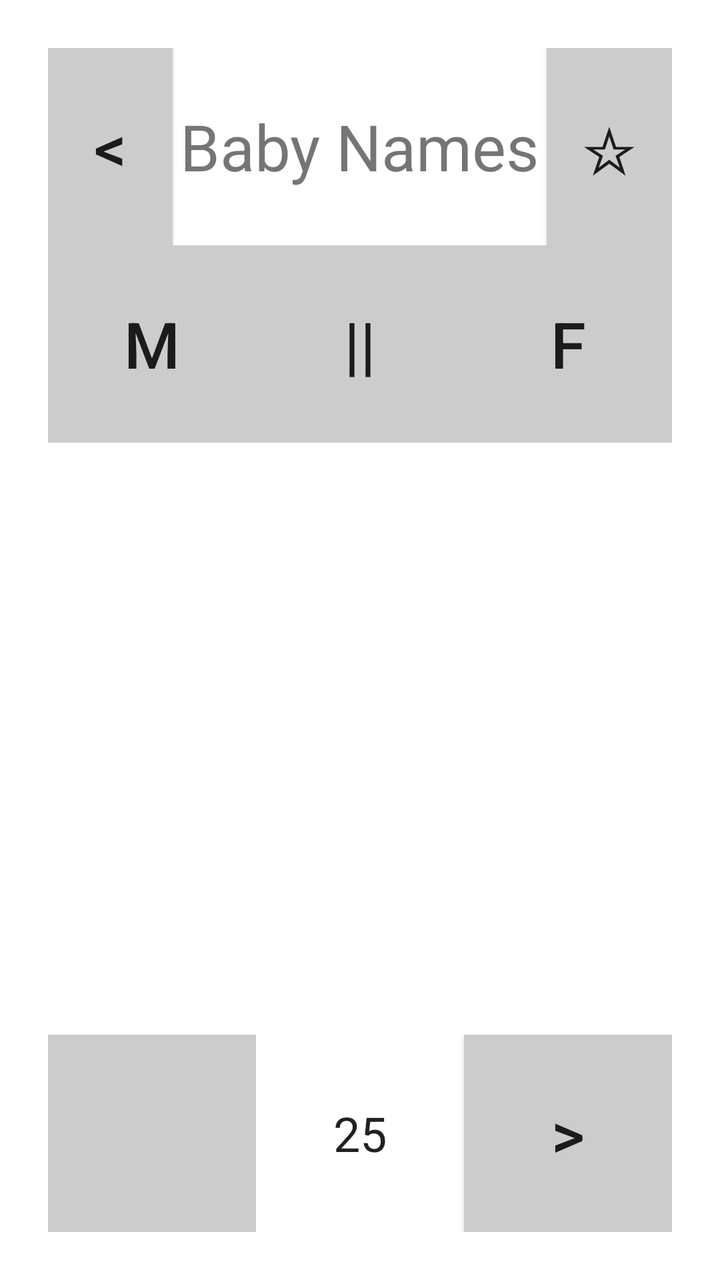
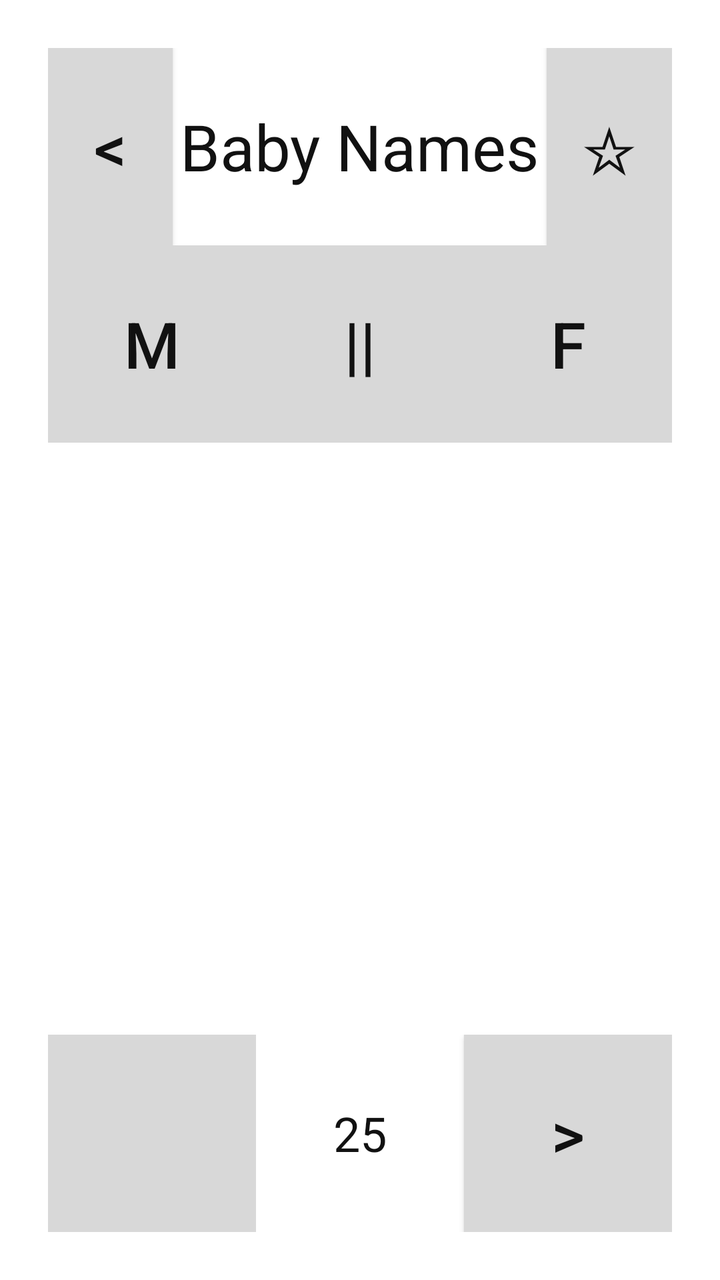

Compare the two renders of this Android layout. The source of the first and the diff that turns it into the second are given below.
<!-- AndroidManifest.xml: application theme AppTheme -->
<!-- res/layout/home.xml -->
<LinearLayout
     xmlns:android="http://schemas.android.com/apk/res/android"
     xmlns:tools="http://schemas.android.com/tools"
     android:id="@+id/bg"
     android:background="@color/white"
     android:orientation="vertical"
     android:layout_width="match_parent"
     android:layout_height="match_parent"
     android:padding="@dimen/largeMargin"
     tools:context=".Home">

     <LinearLayout
          android:orientation="horizontal"
          android:layout_width="fill_parent"
          android:layout_height="0dp"
          android:layout_weight="1">

          <Button
               android:id="@+id/account"
               android:onClick="account"
               android:text="@string/account"
               android:textSize="@dimen/largeText"
               android:padding="@dimen/smallMargin"
               android:layout_height="fill_parent"
               android:layout_width="0dp"
               android:layout_weight="1"
               android:background="@color/gray"
               android:gravity="center"
               android:layout_gravity="center_horizontal"/>

          <TextView
               android:id="@+id/homePage"
               android:text="@string/homePage"
               android:gravity="center"
               android:textSize="@dimen/largeText"
               android:layout_height="fill_parent"
               android:layout_width="0dp"
               android:layout_weight="3"/>

          <Button
               android:id="@+id/myList"
               android:onClick="myList"
               android:text="@string/myList"
               android:textSize="@dimen/largeText"
               android:padding="@dimen/smallMargin"
               android:layout_width="0dp"
               android:layout_height="fill_parent"
               android:layout_weight="1"
               android:background="@color/gray"/>

     </LinearLayout>

     <LinearLayout
          android:orientation="horizontal"
          android:id="@+id/genderButtonsLayout"
          android:gravity="center"
          android:layout_height="0dp"
          android:layout_width="fill_parent"
          android:layout_weight="1">

          <Button
               android:id="@+id/boys"
               android:onClick="boys"
               android:text="@string/boys"
               android:textSize="@dimen/largeText"
               android:padding="@dimen/smallMargin"
               android:layout_width="0dp"
               android:layout_height="fill_parent"
               android:layout_weight="1"
               android:background="@color/gray"/>

          <Button
               android:background="@color/gray"
               android:id="@+id/all"
               android:onClick="all"
               android:text="@string/all"
               android:textSize="@dimen/largeText"
               android:padding="@dimen/smallMargin"
               android:layout_width="0dp"
               android:layout_height="fill_parent"
               android:layout_weight="1"/>

          <Button
               android:background="@color/gray"
               android:id="@+id/girls"
               android:onClick="girls"
               android:text="@string/girls"
               android:textSize="@dimen/largeText"
               android:padding="@dimen/smallMargin"
               android:layout_width="0dp"
               android:layout_height="fill_parent"
               android:layout_weight="1"/>

     </LinearLayout>

     <RelativeLayout
          android:id="@+id/alphabetListViewLayout"
          android:layout_height="0dp"
          android:layout_width="fill_parent"
          android:layout_weight="3">

          <ListView
               android:id="@+id/alphabetListView"
               android:layout_width="match_parent"
               android:layout_height="wrap_content"/>

     </RelativeLayout>

     <LinearLayout
          android:orientation="horizontal"
          android:id="@+id/bottomButtonsLayout"
          android:gravity="center"
          android:layout_height="0dp"
          android:layout_width="fill_parent"
          android:layout_weight="1">

          <Spinner
               android:id="@+id/sorts_spinner"
               android:layout_width="0dp"
               android:layout_height="fill_parent"
               android:textSize="@dimen/largeText"
               android:padding="@dimen/mediumMargin"
               android:layout_weight="1"
               android:background="@color/gray"
               android:dropDownWidth="fill_parent"/>

          <EditText
               android:id="@+id/limit"
               android:imeActionId="1"
               android:hint="@string/limit"
               android:text="25"
               android:singleLine="true"
               android:inputType="number"
               android:textSize="@dimen/mediumText"
               android:textAlignment="center"
               android:padding="@dimen/smallMargin"
               android:layout_width="0dp"
               android:layout_height="fill_parent"
               android:layout_weight="1"
               android:gravity="center"
               android:background="@color/white"/>

          <Button
               android:id="@+id/names"
               android:onClick="names"
               android:text="@string/names"
               android:textSize="@dimen/largeText"
               android:padding="@dimen/smallMargin"
               android:layout_width="0dp"
               android:layout_height="fill_parent"
               android:layout_weight="1"
               android:background="@color/gray"/>

     </LinearLayout>

</LinearLayout>
<!-- resources referenced by this layout -->
<resources>
  <color name="gray">#ccc</color>
  <color name="white">#fff</color>
  <dimen name="largeMargin">24dp</dimen>
  <dimen name="largeText">32sp</dimen>
  <dimen name="mediumMargin">12dp</dimen>
  <dimen name="mediumText">24sp</dimen>
  <dimen name="smallMargin">6dp</dimen>
  <string name="account">&lt;</string>
  <string name="all">||</string>
  <string name="boys">M</string>
  <string name="girls">F</string>
  <string name="homePage">Baby Names</string>
  <string name="limit">max:1000</string>
  <string name="myList">☆</string>
  <string name="names">&gt;</string>
  <style name="AppTheme" parent="android:Theme.Holo.Light.DarkActionBar">
            
       </style>
</resources>

<!-- the commit's change to res/layout/home.xml (unified diff, before → after) -->
@@ -20,6 +20,7 @@
                android:onClick="account"
                android:text="@string/account"
                android:textSize="@dimen/largeText"
+               android:textColor="@color/button_text"
                android:padding="@dimen/smallMargin"
                android:layout_height="fill_parent"
                android:layout_width="0dp"
@@ -31,6 +32,7 @@
           <TextView
                android:id="@+id/homePage"
                android:text="@string/homePage"
+               android:textColor="@color/text_primary"
                android:gravity="center"
                android:textSize="@dimen/largeText"
                android:layout_height="fill_parent"
@@ -42,6 +44,7 @@
                android:onClick="myList"
                android:text="@string/myList"
                android:textSize="@dimen/largeText"
+               android:textColor="@color/button_text"
                android:padding="@dimen/smallMargin"
                android:layout_width="0dp"
                android:layout_height="fill_parent"
@@ -63,6 +66,7 @@
                android:onClick="boys"
                android:text="@string/boys"
                android:textSize="@dimen/largeText"
+               android:textColor="@color/button_text"
                android:padding="@dimen/smallMargin"
                android:layout_width="0dp"
                android:layout_height="fill_parent"
@@ -75,6 +79,7 @@
                android:onClick="all"
                android:text="@string/all"
                android:textSize="@dimen/largeText"
+               android:textColor="@color/button_text"
                android:padding="@dimen/smallMargin"
                android:layout_width="0dp"
                android:layout_height="fill_parent"
@@ -86,6 +91,7 @@
                android:onClick="girls"
                android:text="@string/girls"
                android:textSize="@dimen/largeText"
+               android:textColor="@color/button_text"
                android:padding="@dimen/smallMargin"
                android:layout_width="0dp"
                android:layout_height="fill_parent"
@@ -133,6 +139,8 @@
                android:inputType="number"
                android:textSize="@dimen/mediumText"
                android:textAlignment="center"
+               android:textColor="@color/text_primary"
+               android:textColorHint="@color/text_secondary"
                android:padding="@dimen/smallMargin"
                android:layout_width="0dp"
                android:layout_height="fill_parent"
@@ -145,6 +153,7 @@
                android:onClick="names"
                android:text="@string/names"
                android:textSize="@dimen/largeText"
+               android:textColor="@color/button_text"
                android:padding="@dimen/smallMargin"
                android:layout_width="0dp"
                android:layout_height="fill_parent"
<!-- resource entries referenced after the edit -->
@@ -1,7 +1,10 @@
 <!-- resources referenced by this layout -->
 <resources>
-  <color name="gray">#ccc</color>
-  <color name="white">#fff</color>
+  <color name="button_text">#111111</color>
+  <color name="gray">#d8d8d8</color>
+  <color name="text_primary">#111111</color>
+  <color name="text_secondary">#555555</color>
+  <color name="white">#ffffff</color>
   <dimen name="largeMargin">24dp</dimen>
   <dimen name="largeText">32sp</dimen>
   <dimen name="mediumMargin">12dp</dimen>
@@ -15,8 +18,12 @@
   <string name="limit">max:1000</string>
   <string name="myList">☆</string>
   <string name="names">&gt;</string>
-  <style name="AppTheme" parent="android:Theme.Holo.Light.DarkActionBar">
-            
-       </style>
+  <style name="AppTheme" parent="android:Theme.Material.Light.NoActionBar">
+          <item name="android:textColor">@color/text_primary</item>
+          <item name="android:textColorPrimary">@color/text_primary</item>
+          <item name="android:textColorSecondary">@color/text_secondary</item>
+          <item name="android:windowBackground">@color/white</item>
+          <item name="android:colorBackground">@color/white</item>
+      </style>
 </resources>
 
